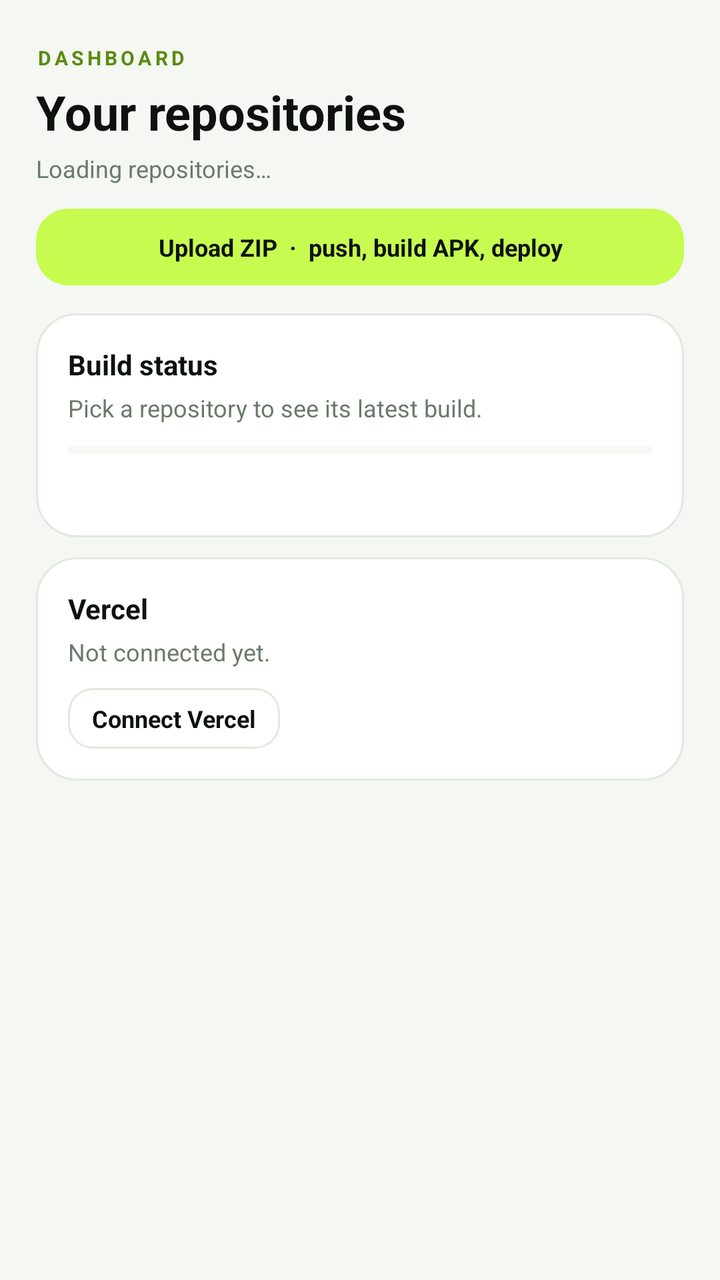
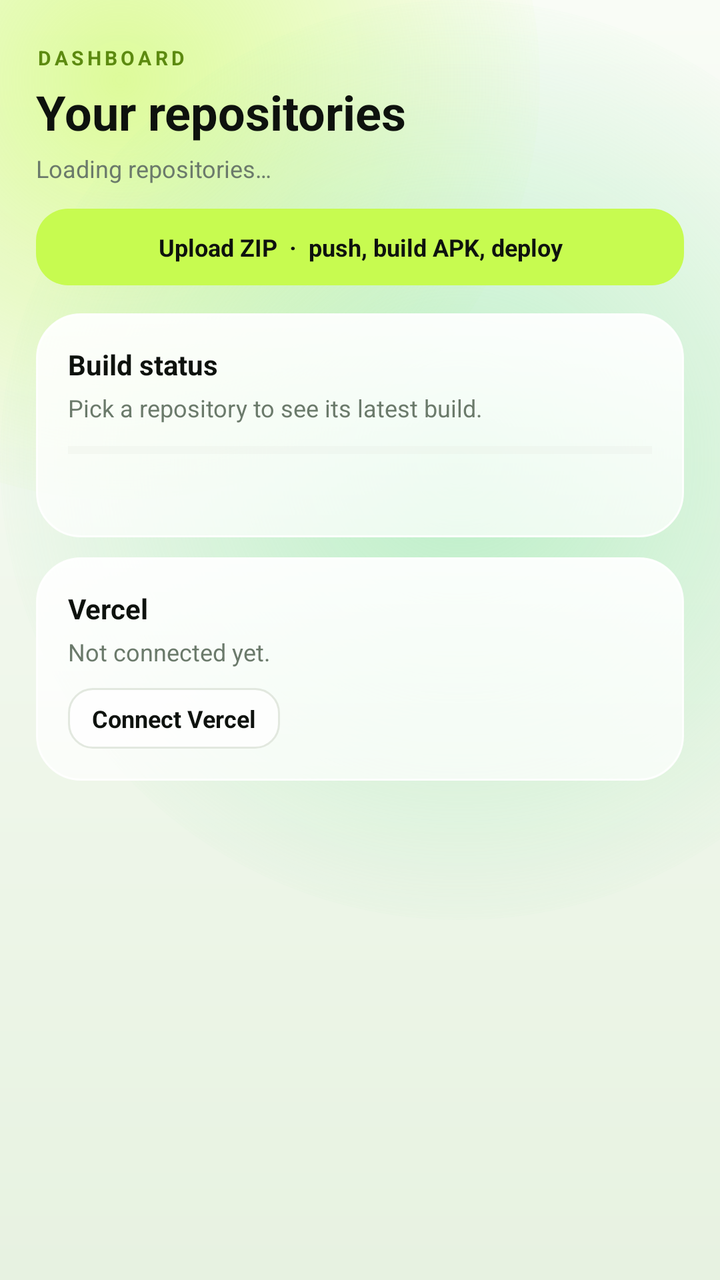

Compare the two renders of this Android layout. The source of the first and the diff that turns it into the second are given below.
<!-- AndroidManifest.xml: application theme Theme.DevStyle -->
<!-- res/layout/fragment_home.xml -->
<?xml version="1.0" encoding="utf-8"?>
<LinearLayout xmlns:android="http://schemas.android.com/apk/res/android"
  android:layout_width="match_parent"
  android:layout_height="match_parent"
  android:background="@color/screen"
  android:orientation="vertical"
  android:paddingLeft="18dp"
  android:paddingTop="22dp"
  android:paddingRight="18dp"
  android:paddingBottom="10dp">

  <TextView
    android:layout_width="wrap_content"
    android:layout_height="wrap_content"
    android:letterSpacing="0.18"
    android:text="DASHBOARD"
    android:textColor="@color/limeDeep"
    android:textSize="10sp"
    android:textStyle="bold" />

  <TextView
    android:layout_width="wrap_content"
    android:layout_height="wrap_content"
    android:layout_marginTop="4dp"
    android:text="Your repositories"
    android:textColor="@color/ink"
    android:textSize="24sp"
    android:textStyle="bold" />

  <TextView
    android:id="@+id/homeSubtitle"
    android:layout_width="match_parent"
    android:layout_height="wrap_content"
    android:layout_marginTop="4dp"
    android:text="Loading repositories…"
    android:textColor="@color/muted"
    android:textSize="12sp" />

  <TextView
    android:id="@+id/uploadZip"
    android:layout_width="match_parent"
    android:layout_height="wrap_content"
    android:layout_marginTop="12dp"
    android:background="@drawable/bg_button"
    android:clickable="true"
    android:focusable="true"
    android:gravity="center"
    android:paddingTop="11dp"
    android:paddingBottom="11dp"
    android:text="Upload ZIP  ·  push, build APK, deploy"
    android:textColor="@color/ink"
    android:textSize="12sp"
    android:textStyle="bold" />

  <LinearLayout
    android:layout_width="match_parent"
    android:layout_height="wrap_content"
    android:layout_marginTop="14dp"
    android:background="@drawable/bg_card"
    android:orientation="vertical"
    android:padding="16dp">

    <TextView
      android:id="@+id/buildTitle"
      android:layout_width="match_parent"
      android:layout_height="wrap_content"
      android:text="Build status"
      android:textColor="@color/ink"
      android:textSize="14sp"
      android:textStyle="bold" />

    <TextView
      android:id="@+id/buildStatus"
      android:layout_width="match_parent"
      android:layout_height="wrap_content"
      android:layout_marginTop="4dp"
      android:text="Pick a repository to see its latest build."
      android:textColor="@color/muted"
      android:textSize="12sp" />

    <ProgressBar
      android:id="@+id/buildBar"
      style="?android:attr/progressBarStyleHorizontal"
      android:layout_width="match_parent"
      android:layout_height="6dp"
      android:layout_marginTop="10dp"
      android:max="100"
      android:progress="0"
      android:progressTint="@color/limeDeep"
      android:progressBackgroundTint="@color/line" />

    <TextView
      android:id="@+id/buildSteps"
      android:layout_width="match_parent"
      android:layout_height="wrap_content"
      android:layout_marginTop="10dp"
      android:fontFamily="monospace"
      android:lineSpacingExtra="3dp"
      android:textColor="@color/muted"
      android:textSize="11sp" />

    <TextView
      android:id="@+id/apkLink"
      android:layout_width="wrap_content"
      android:layout_height="wrap_content"
      android:layout_marginTop="10dp"
      android:background="@drawable/bg_pill_active"
      android:clickable="true"
      android:focusable="true"
      android:paddingLeft="12dp"
      android:paddingTop="7dp"
      android:paddingRight="12dp"
      android:paddingBottom="7dp"
      android:text="Download APK"
      android:textColor="@color/ink"
      android:textSize="12sp"
      android:textStyle="bold"
      android:visibility="gone" />
  </LinearLayout>

  <LinearLayout
    android:layout_width="match_parent"
    android:layout_height="wrap_content"
    android:layout_marginTop="10dp"
    android:background="@drawable/bg_card"
    android:orientation="vertical"
    android:padding="16dp">

    <TextView
      android:layout_width="wrap_content"
      android:layout_height="wrap_content"
      android:text="Vercel"
      android:textColor="@color/ink"
      android:textSize="14sp"
      android:textStyle="bold" />

    <TextView
      android:id="@+id/vercelStatus"
      android:layout_width="match_parent"
      android:layout_height="wrap_content"
      android:layout_marginTop="4dp"
      android:text="Not connected yet."
      android:textColor="@color/muted"
      android:textSize="12sp" />

    <TextView
      android:id="@+id/liveUrl"
      android:layout_width="match_parent"
      android:layout_height="wrap_content"
      android:layout_marginTop="8dp"
      android:clickable="true"
      android:focusable="true"
      android:textColor="@color/limeDeep"
      android:textSize="12sp"
      android:textStyle="bold"
      android:visibility="gone" />

    <TextView
      android:id="@+id/vercelButton"
      android:layout_width="wrap_content"
      android:layout_height="wrap_content"
      android:layout_marginTop="10dp"
      android:background="@drawable/bg_pill"
      android:clickable="true"
      android:focusable="true"
      android:paddingLeft="12dp"
      android:paddingTop="7dp"
      android:paddingRight="12dp"
      android:paddingBottom="7dp"
      android:text="Connect Vercel"
      android:textColor="@color/ink"
      android:textSize="12sp"
      android:textStyle="bold" />
  </LinearLayout>

  <ProgressBar
    android:id="@+id/repoBar"
    style="?android:attr/progressBarStyleHorizontal"
    android:layout_width="match_parent"
    android:layout_height="wrap_content"
    android:layout_marginTop="10dp"
    android:indeterminate="true"
    android:indeterminateTint="@color/limeDeep"
    android:visibility="gone" />

  <androidx.recyclerview.widget.RecyclerView
    android:id="@+id/repoList"
    android:layout_width="match_parent"
    android:layout_height="0dp"
    android:layout_marginTop="10dp"
    android:layout_weight="1"
    android:clipToPadding="false"
    android:paddingBottom="14dp" />
</LinearLayout>
<!-- resources referenced by this layout -->
<resources>
  <color name="ink">#0E120E</color>
  <color name="limeDeep">#5C8A10</color>
  <color name="line">#E2E8DF</color>
  <color name="muted">#6B7A6B</color>
  <color name="screen">#F4F7F2</color>
  <!-- drawable bg_button (drawable) -->
  <?xml version="1.0" encoding="utf-8"?>
  <ripple xmlns:android="http://schemas.android.com/apk/res/android"
    android:color="#33000000">
    <item>
      <shape android:shape="rectangle">
        <solid android:color="@color/lime" />
        <corners android:radius="16dp" />
      </shape>
    </item>
  </ripple>
  <!-- drawable bg_card (drawable) -->
  <?xml version="1.0" encoding="utf-8"?>
  <shape xmlns:android="http://schemas.android.com/apk/res/android"
    android:shape="rectangle">
    <solid android:color="@color/card" />
    <corners android:radius="20dp" />
    <stroke
      android:width="1dp"
      android:color="@color/line" />
  </shape>
  <!-- drawable bg_pill (drawable) -->
  <?xml version="1.0" encoding="utf-8"?>
  <shape xmlns:android="http://schemas.android.com/apk/res/android"
    android:shape="rectangle">
    <solid android:color="@color/card" />
    <stroke
      android:width="1dp"
      android:color="@color/line" />
    <corners android:radius="12dp" />
  </shape>
  <!-- drawable bg_pill_active (drawable) -->
  <?xml version="1.0" encoding="utf-8"?>
  <shape xmlns:android="http://schemas.android.com/apk/res/android"
    android:shape="rectangle">
    <solid android:color="@color/limeSoft" />
    <corners android:radius="12dp" />
  </shape>
  <style name="Theme.DevStyle" parent="Theme.MaterialComponents.Light.NoActionBar">
      <item name="android:windowBackground">@color/screen</item>
      <item name="android:statusBarColor">@color/screen</item>
      <item name="android:navigationBarColor">@color/card</item>
      <item name="android:windowLightStatusBar">true</item>
      <item name="colorAccent">@color/limeDeep</item>
      <item name="colorPrimary">@color/ink</item>
      <item name="colorPrimaryVariant">@color/ink</item>
      <item name="colorOnPrimary">@color/card</item>
      <item name="colorSecondary">@color/limeDeep</item>
      <item name="android:textColorPrimary">@color/ink</item>
    </style>
  <color name="lime">#C7FB50</color>
  <color name="card">#FFFFFF</color>
  <color name="limeSoft">#E9FBD0</color>
</resources>

<!-- the commit's change to res/layout/fragment_home.xml (unified diff, before → after) -->
@@ -2,7 +2,7 @@
 <LinearLayout xmlns:android="http://schemas.android.com/apk/res/android"
   android:layout_width="match_parent"
   android:layout_height="match_parent"
-  android:background="@color/screen"
+  android:background="@drawable/bg_screen"
   android:orientation="vertical"
   android:paddingLeft="18dp"
   android:paddingTop="22dp"
<!-- resource entries referenced after the edit -->
@@ -20,17 +20,20 @@
   <?xml version="1.0" encoding="utf-8"?>
   <shape xmlns:android="http://schemas.android.com/apk/res/android"
     android:shape="rectangle">
-    <solid android:color="@color/card" />
-    <corners android:radius="20dp" />
+    <gradient
+      android:angle="270"
+      android:endColor="#B0FFFFFF"
+      android:startColor="#E8FFFFFF" />
+    <corners android:radius="22dp" />
     <stroke
       android:width="1dp"
-      android:color="@color/line" />
+      android:color="#EDFFFFFF" />
   </shape>
   <!-- drawable bg_pill (drawable) -->
   <?xml version="1.0" encoding="utf-8"?>
   <shape xmlns:android="http://schemas.android.com/apk/res/android"
     android:shape="rectangle">
-    <solid android:color="@color/card" />
+    <solid android:color="#CCFFFFFF" />
     <stroke
       android:width="1dp"
       android:color="@color/line" />
@@ -43,11 +46,51 @@
     <solid android:color="@color/limeSoft" />
     <corners android:radius="12dp" />
   </shape>
+  <!-- drawable bg_screen (drawable) -->
+  <?xml version="1.0" encoding="utf-8"?>
+  <layer-list xmlns:android="http://schemas.android.com/apk/res/android">
+    <item>
+      <shape android:shape="rectangle">
+        <gradient
+          android:angle="270"
+          android:endColor="#E7F2E1"
+          android:startColor="#F9FCF6" />
+      </shape>
+    </item>
+    <item
+      android:height="420dp"
+      android:left="-150dp"
+      android:top="-170dp"
+      android:width="420dp">
+      <shape android:shape="oval">
+        <gradient
+          android:endColor="#00C7FB50"
+          android:gradientRadius="220dp"
+          android:startColor="#8CC7FB50"
+          android:type="radial" />
+      </shape>
+    </item>
+    <item
+      android:bottom="-190dp"
+      android:height="460dp"
+      android:right="-160dp"
+      android:width="460dp">
+      <shape android:shape="oval">
+        <gradient
+          android:endColor="#008FE7A8"
+          android:gradientRadius="240dp"
+          android:startColor="#8C8FE7A8"
+          android:type="radial" />
+      </shape>
+    </item>
+  </layer-list>
   <style name="Theme.DevStyle" parent="Theme.MaterialComponents.Light.NoActionBar">
-      <item name="android:windowBackground">@color/screen</item>
-      <item name="android:statusBarColor">@color/screen</item>
-      <item name="android:navigationBarColor">@color/card</item>
+      <item name="android:windowBackground">@drawable/bg_screen</item>
+      <item name="android:statusBarColor">@android:color/transparent</item>
+      <item name="android:navigationBarColor">@color/screen</item>
       <item name="android:windowLightStatusBar">true</item>
+      <item name="android:windowLightNavigationBar">true</item>
+      <item name="android:windowDrawsSystemBarBackgrounds">true</item>
       <item name="colorAccent">@color/limeDeep</item>
       <item name="colorPrimary">@color/ink</item>
       <item name="colorPrimaryVariant">@color/ink</item>
